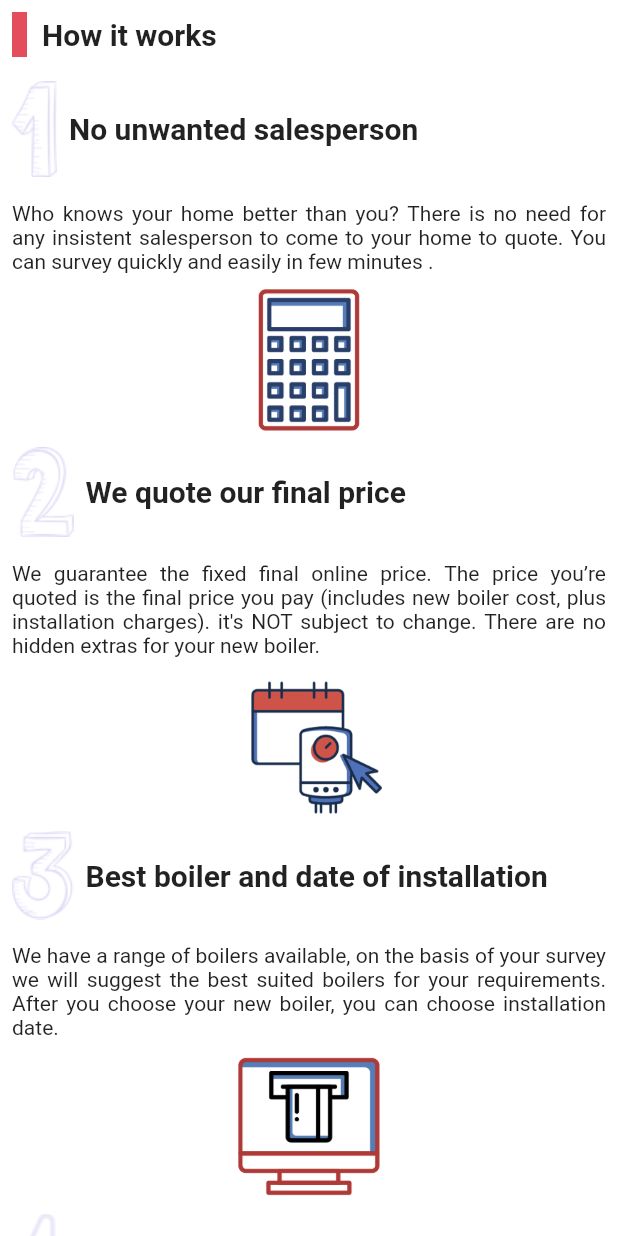
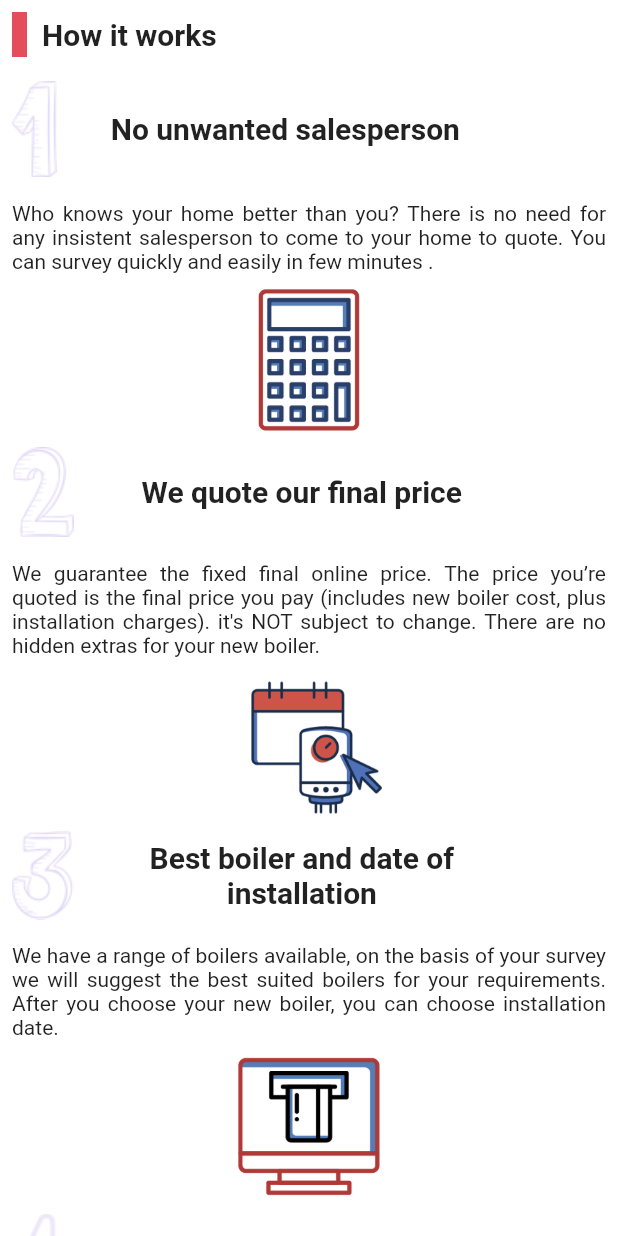
Before and after one commit to namansoni/eastsussexboilers1, a Flutter app: the HowItWorks widget shown alone on an empty page, opened directly, on a phone screen of 412 x 824 dp. Run offline on Flutter 3.47's test engine with Material 2 defaults, Android fonts, the light colour scheme and no system bars; our stand-ins replace animate_do; missing offline and left inert: flutter_webview_plugin.

Commit message:
faq changed

```diff
--- a/lib/Screens/FAQ.dart
+++ b/lib/Screens/FAQ.dart
@@ -49,6 +49,7 @@ class _FAQState extends State<FAQ> {
                 height: 100,
                 child: ListView.builder(
                     shrinkWrap: true,
+                    physics: ScrollPhysics(),
                     scrollDirection: Axis.horizontal,
                     itemBuilder: (context, index) => listtilecard(index),
                     itemCount: category.length),
--- a/lib/Screens/howitworks.dart
+++ b/lib/Screens/howitworks.dart
@@ -82,9 +82,13 @@ class _HowItWorksState extends State<HowItWorks> {
           padding: const EdgeInsets.all(8.0),
           child: Image.asset(imagePath),
         ),
-        Text(
-          title,
-          style: TextStyle(fontSize: 20, fontWeight: FontWeight.w600),
+        Container(
+          width: MediaQuery.of(context).size.width * 0.7,
+          child: Text(
+            title,
+            textAlign: TextAlign.center,
+            style: TextStyle(fontSize: 20, fontWeight: FontWeight.w600),
+          ),
         )
       ],
     );
```
